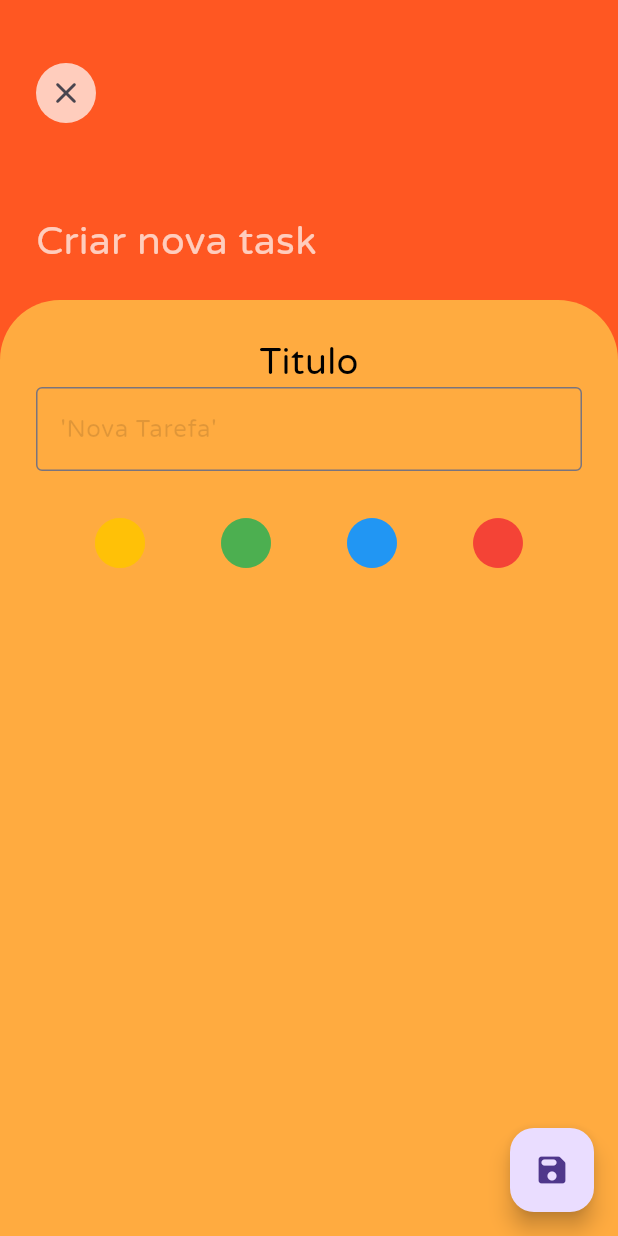
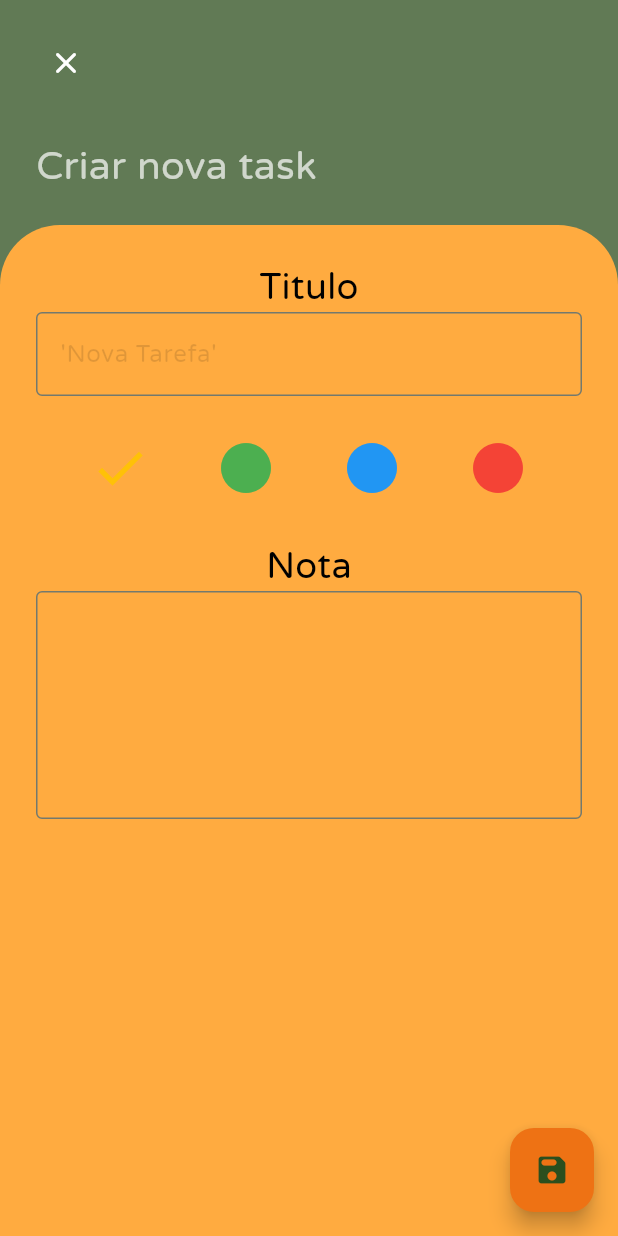
Before and after one commit to CaiqueGaldino/Tarefitas, a Flutter app: the screen it shows after launch, after a tap on the "add" icon, on a phone screen of 412 x 824 dp. Run offline on Flutter 3.47's test engine with Material 3 defaults, Android fonts, the light colour scheme and no system bars; drawn by our look-alikes of flutter_slidable; our stand-ins replace hive_flutter; accounts and stored records are empty.

Commit message:
Não sei o que eu fiz desde a ultima atualização kk

```diff
--- a/lib/HomePage.dart
+++ b/lib/HomePage.dart
@@ -1,13 +1,11 @@
-import 'dart:ffi';
-
 import 'package:flutter/material.dart';
 import 'package:hive_flutter/hive_flutter.dart';
 import 'package:tarefas/NovaTask.dart';
+import 'package:tarefas/Todo_Categories.dart';
 import 'package:tarefas/Todo_List.dart';
 import 'package:tarefas/constants.dart';
 import 'package:tarefas/database.dart';
-import 'package:tarefas/dialog_box.dart';
-import 'package:tarefas/todo_tile.dart';
+
 import 'package:intl/intl.dart';
 
 class HomePage extends StatefulWidget {
@@ -131,7 +129,7 @@ class _HomePageState extends State<HomePage> {
   @override
   Widget build(BuildContext context) {
     return Scaffold(
-        backgroundColor: Colors.amberAccent,
+       backgroundColor: Paleta[0],
         appBar: AppBar(
           title: const Text(
             'T A R E F I T A S',
@@ -141,10 +139,24 @@ class _HomePageState extends State<HomePage> {
           elevation: 5,
         ),
         floatingActionButton: FloatingActionButton(
+          backgroundColor: Paleta[4],
             onPressed: CreateNewTask, child: const Icon(Icons.add)),
         body: Column(
           children: [
-            Expanded(
+            SingleChildScrollView(
+              scrollDirection: Axis.horizontal,
+              child: Row(
+
+                children: <Widget>[
+                  TodoCategories(bgcolor: 0,title: "Pessoal",icone: 0,),
+                  TodoCategories(bgcolor: 1,title: "Trabalho",icone: 1,),
+                  TodoCategories(bgcolor: 2,title: "Saúde",icone: 2,),
+                  TodoCategories(bgcolor: 3,title: "Estudos",icone: 3,),
+                  TodoCategories(bgcolor: 4,title: "Variados",icone: 4,),
+                ],
+              ),
+            ),
+           /* Expanded(
               flex: 1,
               child: Padding(
                   padding: const EdgeInsets.only(
@@ -182,7 +194,8 @@ class _HomePageState extends State<HomePage> {
                               ))),
                     ],
                   )),
-            ),
+            ),*/
+
             Expanded(
                 flex: 7,
                 child: TodoList(
--- a/lib/NovaTask.dart
+++ b/lib/NovaTask.dart
@@ -1,33 +1,47 @@
 import 'package:flutter/material.dart';
 import 'package:tarefas/constants.dart';
 
-class NovaTask extends StatelessWidget {
+class NovaTask extends StatefulWidget {
   //final int bgColor;
   final controller;
+  final controllerNote;
   final void Function(int) onSave;
   VoidCallback onCancel;
+  NovaTask(
+      {super.key,
+      // required this.bgColor,
+      required this.controller,
+      required this.onCancel,
+      required this.onSave, this.controllerNote});
+
+  @override
+  State<NovaTask> createState() => _NovaTaskState();
+}
+
+class _NovaTaskState extends State<NovaTask> {
+  bool btselected = true;
+
+  bool btselected1 = false;
+
+  bool btselected2 = false;
+
+  bool btselected3 = false;
 
   var _cor = 0;
 
-  void alterarCor(int value){
+  void alterarCor(int value) {
     _cor = value;
   }
-  NovaTask(
-      {super.key,
-     // required this.bgColor,
-      required this.controller,
-      required this.onCancel,
-      required this.onSave});
-
 
   @override
   Widget build(BuildContext context) {
     return Scaffold(
       floatingActionButton: FloatingActionButton(
-          onPressed: (){
-
-            onSave(_cor);
-          }, child: const Icon(Icons.save_rounded)),
+          backgroundColor: Paleta[4],
+          onPressed: () {
+            widget.onSave(_cor);
+          },
+          child: const Icon(Icons.save_rounded)),
       body: Stack(
         fit: StackFit.loose,
         alignment: Alignment.topCenter,
@@ -38,27 +52,27 @@ class NovaTask extends StatelessWidget {
             right: 0,
             child: Container(
               height: 300,
-              decoration: const BoxDecoration(color: Colors.deepOrange),
+              decoration: BoxDecoration(color: Paleta[3]),
               child: Padding(
                 padding: const EdgeInsets.only(top: 12, left: 24),
                 child: Column(
                   crossAxisAlignment: CrossAxisAlignment.start,
                   children: [
                     const SizedBox(
-                      height: 30,
+                      height: 10,
                     ),
                     Container(
                         width: 40,
                         height: 40,
-                        decoration: BoxDecoration(
-                            borderRadius: BorderRadius.circular(60),
-                            color: Colors.white70),
                         child: IconButton(
-                          onPressed: onCancel,
-                          icon: const Icon(Icons.close_rounded),
+                          onPressed: widget.onCancel,
+                          icon: const Icon(
+                            Icons.close_rounded,
+                            color: Colors.white,
+                          ),
                         )),
                     const SizedBox(
-                      height: 60,
+                      height: 30,
                     ),
                     const Text(
                       "Criar nova task",
@@ -67,14 +81,13 @@ class NovaTask extends StatelessWidget {
                           fontSize: 26,
                           fontFamily: primaryFont),
                     ),
-
                   ],
                 ),
               ),
             ),
           ),
           Positioned(
-            top: 200,
+            top: 150,
             left: 0,
             right: 0,
             bottom: 0,
@@ -97,9 +110,8 @@ class NovaTask extends StatelessWidget {
                           fontFamily: primaryFont),
                     ),
                     TextField(
-                      controller: controller,
+                      controller: widget.controller,
                       decoration: const InputDecoration(
-
                           border: OutlineInputBorder(),
                           hintText: "'Nova Tarefa'",
                           hintStyle: TextStyle(
@@ -109,15 +121,101 @@ class NovaTask extends StatelessWidget {
                       height: 20,
                     ),
                     Row(
+
                       mainAxisAlignment: MainAxisAlignment.spaceEvenly,
                       children: <Widget>[
-                        IconButton(onPressed: ()=>alterarCor(0), icon: Icon(Icons.circle), color: Colors.amber,iconSize: 40,splashRadius: 10),
-                        IconButton(onPressed: ()=>alterarCor(1), icon: Icon(Icons.circle), color: Colors.green,iconSize: 40,splashRadius: 10),
-                        IconButton(onPressed: ()=>alterarCor(2), icon: Icon(Icons.circle), color: Colors.blue,iconSize: 40,splashRadius: 10),
-                        IconButton(onPressed: ()=>alterarCor(3), icon: Icon(Icons.circle), color: Colors.red,iconSize: 40,splashRadius: 10),
+                        IconButton(
+
+                          icon: btselected? Icon(Icons.check) : Icon(Icons.circle),
+
+                          color: Colors.amber,
+                          iconSize: 40,
+                          onPressed: () {
+                            alterarCor(0);
+                            setState(() {
+                              btselected = true;
+                              btselected1 = false;
+                              btselected2 = false;
+                              btselected3 = false;
+                            });
+
+                          },
+                        ),
+                        IconButton(
+
+                          icon: btselected1? Icon(Icons.check) : Icon(Icons.circle),
+
+                          color: Colors.green,
+                          iconSize: 40,
+                          onPressed: () {
+                            alterarCor(1);
+                            setState(() {
+                              btselected = false;
+                              btselected1 = true;
+                              btselected2 = false;
+                              btselected3 = false;
+
+                            });
+
+                          },
+                        ),
+                        IconButton(
+
+                          icon: btselected2? Icon(Icons.check) : Icon(Icons.circle),
+
+                          color: Colors.blue,
+                          iconSize: 40,
+                          onPressed: () {
+                            alterarCor(1);
+                            setState(() {
+                              btselected = false;
+                              btselected1 = false;
+                              btselected2 = true;
+                              btselected3 = false;
+
+                            });
+
+                          },
+                        ),
+                        IconButton(
+
+                          icon: btselected3? Icon(Icons.check) : Icon(Icons.circle),
+
+                          color: Colors.red,
+                          iconSize: 40,
+                          onPressed: () {
+                            alterarCor(3);
+                            setState(() {
+                              btselected = false;
+                              btselected1 = false;
+                              btselected2 = false;
+                              btselected3 = true;
+
+                            });
+
+                          },
+                        ),
                       ],
+                    ),
+                    SizedBox(
+                      height: 20,
+                    ),
+                    Text('Nota',
+                    style: TextStyle(
+                          color: Colors.black,
+                          fontSize: 24,
+                          fontFamily: primaryFont),),
+                    TextField(
+                      controller: widget.controllerNote,
+                      decoration: const InputDecoration(
+                          border: OutlineInputBorder(),
+                          hintStyle: TextStyle(
+                              fontFamily: primaryFont, color: Colors.black12)),
+                              minLines: 5,
+                              maxLines: 7,
                     )
                   ],
+
                 ),
               ),
             ),
--- /dev/null
+++ b/lib/Todo_Categories.dart
@@ -0,0 +1,45 @@
+import 'package:flutter/material.dart';
+import 'constants.dart';
+
+class TodoCategories extends StatelessWidget {
+
+  final int bgcolor;
+  final String title;
+  final icone;
+  const TodoCategories({Key? key, required this.bgcolor,required this.title, required this.icone}) : super(key: key);
+
+  @override
+  Widget build(BuildContext context) {
+    return Padding(
+      padding: const EdgeInsets.only(top: 16, left: 8, right: 8),
+      child: Container(
+        child:
+        Container(
+          decoration: BoxDecoration(
+          color: ColorsList[bgcolor],
+          borderRadius: BorderRadius.circular(10)
+        ),
+        height: 130,
+        width: 100,
+        child: Column(
+          mainAxisAlignment: MainAxisAlignment.spaceEvenly,
+          children: <Widget>[
+            Text(title, style: TextStyle(
+              fontSize: 20
+            ),),
+            Icon(IconsList[icone], size: 36,)
+          ],
+        ),
+        )
+      ),
+    );
+  }
+}
+
+class Category {
+  final String name;
+  final int category;
+  final int total;
+
+  Category({required this.name, required this.category, required this.total});
+}
--- a/lib/Todo_List.dart
+++ b/lib/Todo_List.dart
@@ -1,5 +1,4 @@
 import 'package:flutter/material.dart';
-import 'package:tarefas/database.dart';
 import 'todo_tile.dart';
 
 class TodoList extends StatelessWidget {
--- a/lib/constants.dart
+++ b/lib/constants.dart
@@ -7,4 +7,22 @@ const ColorsList = [
   Colors.green,
   Colors.blue,
   Colors.red,
+  Colors.deepOrange
 ];
+
+const Paleta = [
+  Color.fromARGB(255, 255, 248, 214),
+  Color.fromARGB(255, 248, 250, 229),
+  Color.fromARGB(255, 164, 208, 164),
+  Color.fromARGB(255, 97, 122, 85),
+   Color.fromARGB(255,238, 114, 20),
+
+];
+
+const IconsList = [
+  Icons.person_2_rounded,
+  Icons.work,
+  Icons.monitor_heart,
+  Icons.book,
+  Icons.view_comfortable_rounded
+];
--- a/lib/database.dart
+++ b/lib/database.dart
@@ -4,6 +4,7 @@ class ToDoDatabase {
 
   List ToDoList = [];
   List Completeds = [];
+  //List Categories = [];
   // reference the box
   final _mybox = Hive.box('mybox');
 
@@ -13,9 +14,14 @@ class ToDoDatabase {
 void createInitialData(){
 ToDoList = [
   ["Crie uma nova task", false,"05/03/1999", "-", 0],
-  ["<= Deslise o card delete essa task", false,"05/03/1999","-", 3]
+  ["<= Deslise o card ", false,"05/03/1999","-", 3]
 ];
  Completeds = [];
+ /*Categories = [
+  ["Pessoal", 1, 0],
+  ["Profissional", 2, 0],
+
+ ];*/
 
 }
 
@@ -23,6 +29,7 @@ ToDoList = [
 void loadData(){
 ToDoList = _mybox.get("TODOLIST");
 Completeds = _mybox.get("COMPLETEDS");
+//Categories = _mybox.get("CATEGORIES");
 
 }
 
@@ -31,6 +38,7 @@ void updateDatabase(){
 
 _mybox.put("TODOLIST", ToDoList);
 _mybox.put("COMPLETEDS", Completeds);
+//_mybox.put("COMPLETEDS", Categories);
 
 
 //Completeds = ToDoList.where((o) => o[1] == true).toList();
--- a/lib/main.dart
+++ b/lib/main.dart
@@ -1,7 +1,7 @@
 import 'package:flutter/material.dart';
 import 'package:hive_flutter/hive_flutter.dart';
 import 'package:tarefas/HomePage.dart';
-import 'package:tarefas/NovaTask.dart';
+import 'package:tarefas/constants.dart';
 
 void main() async {
   // init hive
@@ -22,7 +22,7 @@ class MyApp extends StatelessWidget {
     return MaterialApp(
       debugShowCheckedModeBanner: false,
       title: 'Flutter Demo',
-      theme: ThemeData(primarySwatch: Colors.amber),
+      theme: ThemeData(colorSchemeSeed: Paleta[3]),
       home: const HomePage(),
     );
   }
--- a/lib/todo_tile.dart
+++ b/lib/todo_tile.dart
@@ -1,5 +1,6 @@
 import 'package:flutter/material.dart';
 import 'package:flutter_slidable/flutter_slidable.dart';
+import 'package:hive_flutter/hive_flutter.dart';
 import 'package:tarefas/constants.dart';
 
 class ToDoTile extends StatelessWidget {
@@ -10,6 +11,7 @@ class ToDoTile extends StatelessWidget {
   final int bgColor;
   Function(bool?)? onChanged;
   Function(BuildContext)? deleFunction;
+  final String? note;
 
   ToDoTile(
       {super.key,
@@ -19,7 +21,7 @@ class ToDoTile extends StatelessWidget {
       this.end,
       required this.bgColor,
       required this.onChanged,
-      required this.deleFunction});
+      required this.deleFunction, this.note});
 
   @override
   Widget build(BuildContext context) {
@@ -37,8 +39,19 @@ class ToDoTile extends StatelessWidget {
         child: Container(
           padding: const EdgeInsets.all(20),
           decoration: BoxDecoration(
-              color:ColorsList[bgColor], borderRadius: BorderRadius.circular(12)),
-          child: Row(children: [
+              color:Paleta[1], borderRadius: BorderRadius.circular(12),
+              boxShadow: [
+                BoxShadow(
+                  color: Colors.grey.withOpacity(0.5),
+                  spreadRadius: 1,
+                  blurRadius: 7,
+                  offset: Offset(0, 3)
+                )
+              ],),
+
+          child: Row(
+            mainAxisAlignment: MainAxisAlignment.spaceBetween,
+            children: [
             Checkbox(
 
               splashRadius: Checkbox.width,
@@ -79,10 +92,20 @@ class ToDoTile extends StatelessWidget {
                         fontSize: 10,
                       ),
                     ),
+
                   ],
                 ),
               ],
             ),
+            Container(
+              decoration: BoxDecoration(
+                color: ColorsList[bgColor],
+                shape: BoxShape.circle
+              ),
+              alignment: Alignment.centerRight,
+              height: 30,
+              width: 30,
+            )
           ]),
         ),
       ),
```
